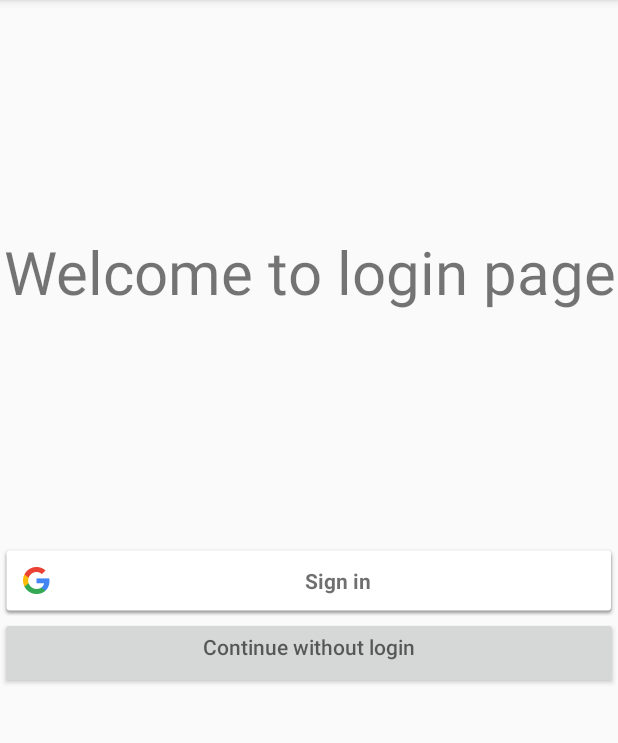
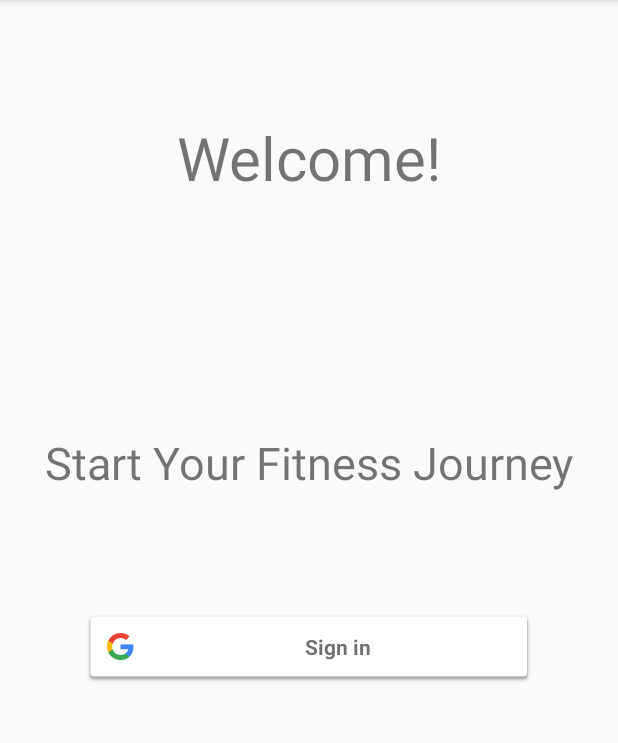
Before and after one commit to microtekanuj/StepCount, an Android app: the screen it shows after launch (start), on a phone screen of 412 x 824 dp, the part 84-827 px from its top. Run offline under Robolectric (Android 15) with nearby library versions, the phone set to English and light mode, and no system bars.

Commit message:
ui updated

```diff
--- a/app/src/main/java/com/example/stepcount/start.java
+++ b/app/src/main/java/com/example/stepcount/start.java
@@ -25,7 +25,7 @@ public class start extends AppCompatActivity {
         super.onCreate(savedInstanceState);
         setContentView(R.layout.activity_start);
         SignInButton sign = findViewById(R.id.sign_in_button);
-        Button con=(Button)findViewById(R.id.con);
+        //Button con=(Button)findViewById(R.id.con);
 
         GoogleSignInOptions gso = new GoogleSignInOptions.Builder(GoogleSignInOptions.DEFAULT_SIGN_IN)
                 .requestEmail()
@@ -46,13 +46,6 @@ public class start extends AppCompatActivity {
         });
 
 
-        con.setOnClickListener(new View.OnClickListener() {
-            @Override
-            public void onClick(View v) {
-                Intent i1 = new Intent(start.this,MainActivity.class);
-                startActivity(i1);
-            }
-        });
     }
     @Override
     public void onStart(){
--- a/app/src/main/res/layout/activity_start.xml
+++ b/app/src/main/res/layout/activity_start.xml
@@ -8,28 +8,31 @@
     android:weightSum="2"
     tools:context=".start">
     <TextView
-        android:layout_weight="1"
+        android:layout_weight="0.5"
         android:layout_width="match_parent"
         android:layout_height="wrap_content"
-        android:text="Welcome to login page"
+        android:text="Welcome!"
         android:layout_gravity="center"
         android:gravity="center"
         android:textSize="40dp">
     </TextView>
+    <TextView
+        android:gravity="center"
+        android:layout_gravity="center"
+        android:layout_weight="0.5"
+        android:layout_width="match_parent"
+        android:layout_height="wrap_content"
+        android:text="Start Your Fitness Journey"
+        android:textSize="30dp">
+
+    </TextView>
 
     <com.google.android.gms.common.SignInButton
         android:id="@+id/sign_in_button"
-        android:layout_width="match_parent"
+        android:layout_width="300dp"
         android:layout_height="wrap_content"
         android:layout_gravity="center_horizontal"
         />
 
-    <Button
-        android:id="@+id/con"
-        android:gravity="center_horizontal"
-        android:layout_width="match_parent"
-        android:layout_height="wrap_content"
-        android:layout_gravity="center"
-        android:hint="Continue without login"></Button>
 
 </LinearLayout>
```
Also changed, not shown: app/src/main/java/com/example/stepcount/MainActivity.java (+10 -10 lines), app/src/main/res/layout/activity_main.xml (+8 -4 lines).
